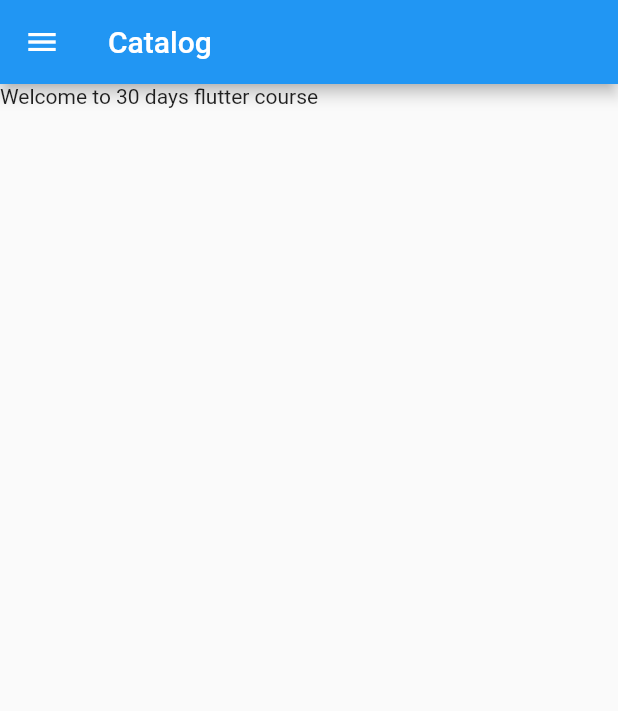
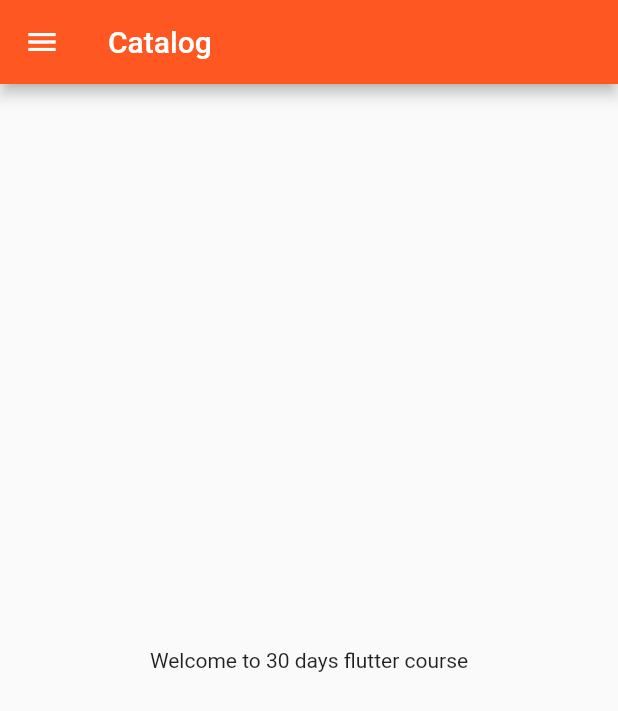
Before and after one commit to anilghimire133/catalog, a Flutter app: the screen it shows after launch, on a phone screen of 412 x 824 dp. Shown: the top 711 px of the screen. Run offline on Flutter 3.47's test engine with Material 2 defaults, Android fonts, the phone set to English and light mode, and no system bars.

Commit message:
day3 completed

```diff
--- a/lib/main.dart
+++ b/lib/main.dart
@@ -1,5 +1,6 @@
 import 'package:flutter/material.dart';
-import 'package:flutter_catalog/home_page.dart';
+import 'package:flutter_catalog/pages/home_page.dart';
+import 'package:flutter_catalog/pages/login_page.dart';
 
 void main() {
   runApp(MyApp());
@@ -8,9 +9,17 @@ void main() {
 class MyApp extends StatelessWidget {
   @override
   Widget build(BuildContext context) {
-    return MaterialApp(home: HomePage(
-
-    ));
-
+    return MaterialApp(
+      theme: ThemeData(primarySwatch: Colors.deepOrange),
+      themeMode: ThemeMode.light,
+      darkTheme: ThemeData(
+        brightness: Brightness.dark,
+      ),
+      initialRoute: "/",
+      routes: {
+        "/": (context) => HomePage(),
+        "/login": (context) => LoginPage()
+      },
+    );
   }
 }
--- a/lib/home_page.dart
+++ b/lib/pages/home_page.dart
@@ -9,8 +9,10 @@ class HomePage extends StatelessWidget {
       appBar: AppBar(
         title: Text("Catalog"),
       ),
-      body: Container(
-        child: Text("Welcome to 30 days flutter course"),
+      body: Center(
+        child: Container(
+          child: Text("Welcome to 30 days flutter course"),
+        ),
       ),
       drawer: Drawer(),
     );
```
Also changed, not shown: lib/pages/login_page.dart (added, +15 -0 lines).
